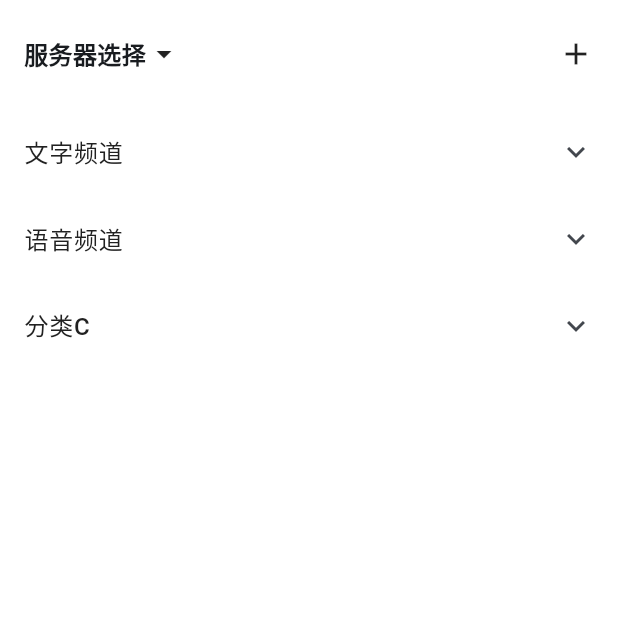
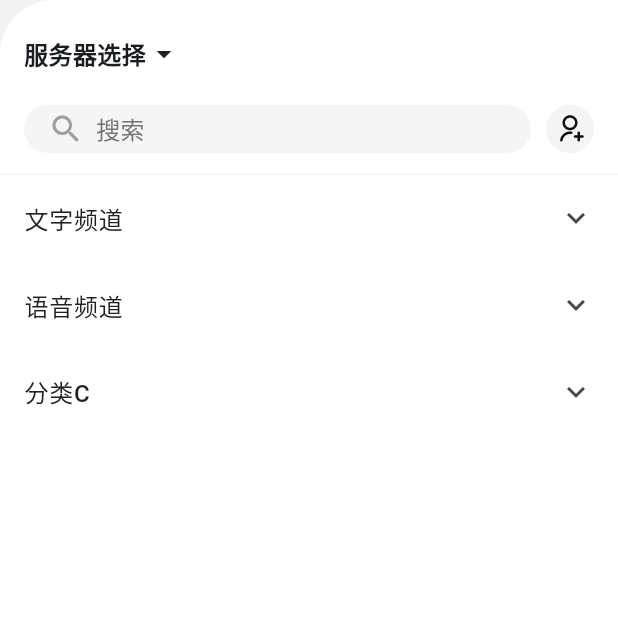
Before and after one commit to JamesBondMine/hongyan3.0, a Flutter app: the CommunityChildPage screen opened directly, on a phone screen of 412 x 824 dp, the top half of it. Run offline on Flutter 3.47's test engine with Material 3 defaults, Android fonts, the phone set to English and light mode, and no system bars; our stand-ins replace audioplayers, awesome_notifications, cached_network_image, dio, flutter_easyloading, flutter_image_compress and 9 more; missing offline and left inert: encrypt, flutter_popup, lpinyin, record, video_compress, video_thumbnail; accounts and stored records are empty; Roboto replaces fonts that are missing (PingFang); project files that could hold a hidden picture were left out.

Commit message:
社群首页调整

```diff
--- a/bell_bird_talk/lib/pages/community/pages/community_child_page.dart
+++ b/bell_bird_talk/lib/pages/community/pages/community_child_page.dart
@@ -1,4 +1,4 @@
-
+import 'package:bell_bird_talk/pages/community/pages/community_search_page.dart';
 import 'package:bell_bird_talk/utils/gbs_colors.dart';
 import 'package:flutter/material.dart';
 
@@ -9,7 +9,6 @@ class CommunityChildPage extends StatefulWidget {
   State<StatefulWidget> createState() {
     return _CommunityChildPageState();
   }
-
 }
 
 class _CommunityChildPageState extends State<CommunityChildPage> {
@@ -40,42 +39,109 @@ class _CommunityChildPageState extends State<CommunityChildPage> {
     }
   }
 
-
   @override
   Widget build(BuildContext context) {
-    return SafeArea(child:  Scaffold(
-      backgroundColor: GbsColors.lightBackgroundB,
-      body: _bodyView(),));
+    return SafeArea(
+      child: Scaffold(
+        backgroundColor: GbsColors.lightBackgroundA,
+        body: Container(
+          decoration: BoxDecoration(
+            color: GbsColors.lightBackgroundB,
+            borderRadius: BorderRadius.only(topLeft: Radius.circular(36)),
+          ),
+          child: _bodyView(),
+        ),
+      ),
+    );
   }
+
   Widget _bodyView() {
     return Column(
       children: [
         // 头部
         Container(
           padding: const EdgeInsets.symmetric(horizontal: 16, vertical: 8),
-                  // color: Colors.red,
-                  child: Row(
+          decoration: BoxDecoration(
+            border: Border(
+              bottom: BorderSide(color: GbsColors.lightDivider, width: 0.5),
+            ),
+          ),
+          child: Column(
+            children: [
+              Row(
                 mainAxisAlignment: MainAxisAlignment.spaceBetween,
                 children: [
                   InkWell(
-                        onTap: () {
-
-                        },
-                        child: Padding(padding: EdgeInsets.only(top: 16, bottom: 16), child: Row(
+                    onTap: () {},
+                    child: Padding(
+                      padding: EdgeInsets.only(top: 16, bottom: 16),
+                      child: Row(
                         children: [
                           Text(
                             '服务器选择',
-                            style: TextStyle(fontSize: 16, fontWeight: FontWeight.bold),
+                            style: TextStyle(
+                              fontSize: 16,
+                              fontWeight: FontWeight.bold,
+                            ),
                           ),
                           Icon(Icons.arrow_drop_down),
                         ],
-                      ),),
+                      ),
+                    ),
+                  ),
+                ],
+              ),
+              Row(
+                mainAxisAlignment: MainAxisAlignment.spaceBetween,
+                children: [
+                  Expanded(
+                    child: InkWell(
+                      onTap: () {
+                        Navigator.push(
+                          context,
+                          MaterialPageRoute(
+                            builder: (context) => const CommunitySearchPage(),
+                          ),
+                        );
+                      },
+                      child: Container(
+                        height: 32,
+                        margin: const EdgeInsets.only(right: 10),
+                        padding: const EdgeInsets.symmetric(horizontal: 16),
+                        decoration: BoxDecoration(
+                          color: Colors.grey[100],
+                          borderRadius: BorderRadius.circular(26),
+                        ),
+                        child: Row(
+                          children: [
+                            const Icon(Icons.search, color: Colors.grey),
+                            const SizedBox(width: 8),
+                            Text(
+                              '搜索',
+                              style: TextStyle(
+                                color: Colors.grey[600],
+                                fontSize: 16,
+                              ),
+                            ),
+                          ],
+                        ),
+                      ),
+                    ),
                   ),
                   InkWell(
                     onTap: () {
                       // 处理添加频道点击
                     },
-                        child: Padding(padding: EdgeInsets.symmetric(vertical: 16), child: Icon(Icons.add),),
+                    child: Padding(
+                      padding: EdgeInsets.symmetric(vertical: 6),
+                      child: Image.asset(
+                        width: 32,
+                        height: 32,
+                        'assets/img/community/cunty_add.png',
+                      ),
+                    ),
+                  ),
+                ],
               ),
             ],
           ),
@@ -98,7 +164,11 @@ class _CommunityChildPageState extends State<CommunityChildPage> {
   }
 
   /// 构建分类区域
-  Widget _buildCategorySection(String category, List<String> channels, bool isExpanded) {
+  Widget _buildCategorySection(
+    String category,
+    List<String> channels,
+    bool isExpanded,
+  ) {
     return ExpansionTile(
       key: ValueKey('category_$category'),
       initiallyExpanded: false,
@@ -107,12 +177,8 @@ class _CommunityChildPageState extends State<CommunityChildPage> {
       tilePadding: const EdgeInsets.symmetric(horizontal: 16, vertical: 0),
       childrenPadding: EdgeInsets.zero,
       shape: ShapeBorder.lerp(
-        RoundedRectangleBorder(
-          borderRadius: BorderRadius.circular(0),
-        ),
-        RoundedRectangleBorder(
-          borderRadius: BorderRadius.circular(0),
-        ),
+        RoundedRectangleBorder(borderRadius: BorderRadius.circular(0)),
+        RoundedRectangleBorder(borderRadius: BorderRadius.circular(0)),
         0,
       ),
       onExpansionChanged: (expanded) {
@@ -144,7 +210,9 @@ class _CommunityChildPageState extends State<CommunityChildPage> {
       //     color: GbsColors.des6Color,
       //   ),
       // ),
-      children: channels.map((channel) => _buildChannelItem(category, channel)).toList(),
+      children: channels
+          .map((channel) => _buildChannelItem(category, channel))
+          .toList(),
     );
   }
 
@@ -153,9 +221,9 @@ class _CommunityChildPageState extends State<CommunityChildPage> {
     return InkWell(
       onTap: () {
         // 处理频道点击
-        ScaffoldMessenger.of(context).showSnackBar(
-          SnackBar(content: Text('点击了 $channel')),
-        );
+        ScaffoldMessenger.of(
+          context,
+        ).showSnackBar(SnackBar(content: Text('点击了 $channel')));
       },
       child: Container(
         padding: const EdgeInsets.symmetric(vertical: 12, horizontal: 16),
@@ -188,5 +256,4 @@ class _CommunityChildPageState extends State<CommunityChildPage> {
       ),
     );
   }
-
 }
--- a/bell_bird_talk/pubspec.yaml
+++ b/bell_bird_talk/pubspec.yaml
@@ -136,6 +136,7 @@ flutter:
     - assets/img/tab/
     - assets/img/friend/
     - assets/img/group/
+    - assets/img/community/
 
   #   - images/a_dot_burr.jpeg
   #   - images/a_dot_ham.jpeg
```
Also changed, not shown: bell_bird_talk/lib/pages/community/pages/community_home_joined_page.dart (+20 -10 lines), bell_bird_talk/assets/img/community/cunty_add.png (added), bell_bird_talk/assets/img/community/cunty_copy.png (added), bell_bird_talk/assets/img/community/cunty_logo.png (added), bell_bird_talk/assets/img/community/setting_cg.png (added), bell_bird_talk/assets/img/community/setting_create.png (added), bell_bird_talk/assets/img/community/setting_invate.png (added), bell_bird_talk/assets/img/community/setting_logout.png (added), bell_bird_talk/assets/img/community/setting_noti.png (added), bell_bird_talk/assets/img/community/setting_pricy.png (added), bell_bird_talk/assets/img/community/setting_set.png (added). Lines whose indentation alone changed are shown as unchanged.
